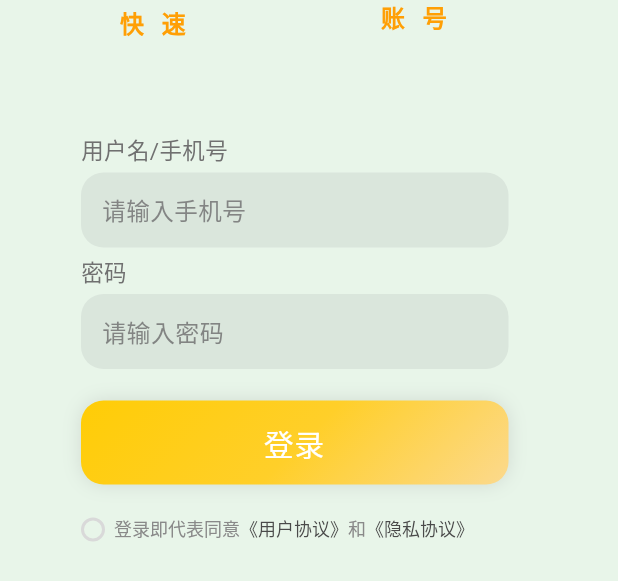
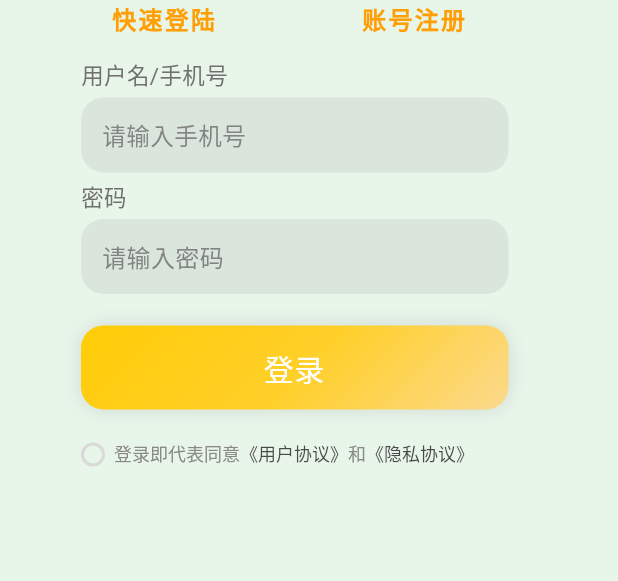
Before and after one commit to April10-Tohka/oktalk-app, a Flutter app: the FrameComponent widget shown alone on an empty page, opened directly, on a phone screen of 412 x 824 dp. Shown: the top 581 px of the screen. Run offline on Flutter 3.47's test engine with Material 3 defaults, Android fonts, the phone set to English and light mode, and no system bars; our stand-ins replace audioplayers, google_fonts, just_audio, permission_handler; missing offline and left inert: record; Roboto replaces fonts that are missing (PingFang SC).

Commit message:
修改login页面，使得快速登录，账号注册文字显示出来

```diff
--- a/lib/pages/login/frame_component.dart
+++ b/lib/pages/login/frame_component.dart
@@ -11,13 +11,13 @@ class FrameComponent extends StatelessWidget {
     return Container(
       width: 357,
       height: 332,
-      padding: const EdgeInsets.only(left: 35, bottom: 86),
+      padding: const EdgeInsets.only(left: 35, bottom: 60),
       alignment: AlignmentDirectional.topStart,
       child: SizedBox(
         width: width322,
         height: 246,
         child: Flex(
-          spacing: 90,
+          spacing: 40,
           crossAxisAlignment: CrossAxisAlignment.start,
           mainAxisAlignment: MainAxisAlignment.start,
           direction: Axis.vertical,
@@ -30,44 +30,32 @@ class FrameComponent extends StatelessWidget {
               child: SizedBox(
                 width: 236.7,
                 height: height25,
-                child: Flex(
-                  spacing: 111.1,
-                  crossAxisAlignment: CrossAxisAlignment.start,
+                child: Row(
+                  // 改用 Row，更直观
                   mainAxisAlignment: MainAxisAlignment.start,
-                  direction: Axis.horizontal,
                   children: [
-                    Container(
-                      width: 62.9,
-                      height: height25,
-                      padding: const EdgeInsets.only(top: padding4),
-                      alignment: AlignmentDirectional.topStart,
-                      child: const SizedBox(
-                        width: 62.9,
-                        height: 21,
-                        child: Text(
-                          '快速登陆\n',
+                    // 快速登陆
+                    const Text(
+                      '快速登陆',
                       style: TextStyle(
                         fontSize: fs16,
                         fontFamily: 'PingFang SC',
                         fontWeight: FontWeight.w600,
-                            letterSpacing: 11.875,
+                        letterSpacing: 1.5,
                         color: orange200,
                       ),
                     ),
-                      ),
-                    ),
-                    const SizedBox(
-                      width: 62.7,
-                      height: 21,
-                      child: Text(
-                        '账号注册\n',
+
+                    const Spacer(), // ← 关键：自动推开两个文字
+                    // 账号注册（往右移）
+                    const Text(
+                      '账号注册',
                       style: TextStyle(
                         fontSize: fs16,
                         fontFamily: 'PingFang SC',
                         fontWeight: FontWeight.w600,
-                          letterSpacing: 11.875,
+                        letterSpacing: 1.5,
                         color: orange200,
-                        ),
                       ),
                     ),
                   ],
```
Lines whose indentation alone changed are shown as unchanged.
